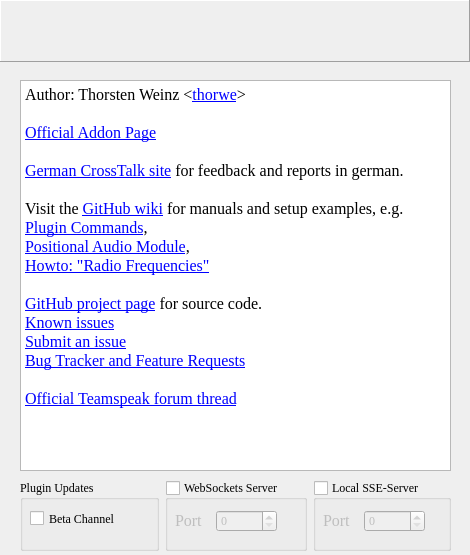
First picture: the form in src/config.ui, repository thorwe/CrossTalk, before the edit.
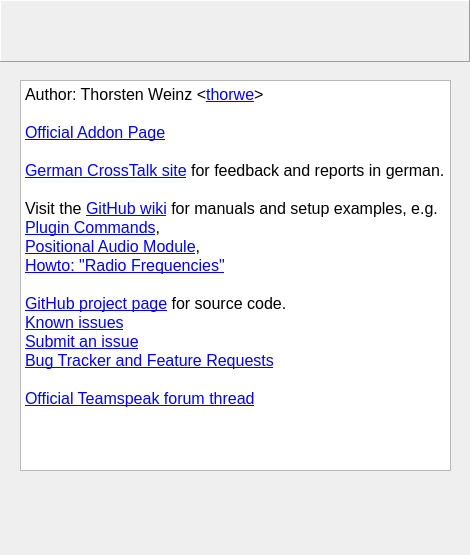
Second picture: the form after the edit. Icons and pictures are not drawn. Custom widgets are drawn as their Qt base class.

What changed in the file:
```diff
--- a/src/config.ui
+++ b/src/config.ui
@@ -16,17 +16,9 @@
     <verstretch>0</verstretch>
    </sizepolicy>
   </property>
-  <property name="font">
-   <font>
-    <family>Times New Roman</family>
-   </font>
-  </property>
   <property name="windowTitle">
    <string notr="true">CrossTalk</string>
   </property>
-  <property name="styleSheet">
-   <string notr="true"/>
-  </property>
   <property name="modal">
    <bool>true</bool>
   </property>
@@ -90,25 +82,25 @@
     <string>&lt;!DOCTYPE HTML PUBLIC &quot;-//W3C//DTD HTML 4.0//EN&quot; &quot;http://www.w3.org/TR/REC-html40/strict.dtd&quot;&gt;
 &lt;html&gt;&lt;head&gt;&lt;meta name=&quot;qrichtext&quot; content=&quot;1&quot; /&gt;&lt;style type=&quot;text/css&quot;&gt;
 p, li { white-space: pre-wrap; }
-&lt;/style&gt;&lt;/head&gt;&lt;body style=&quot; font-family:'Times New Roman'; font-size:8.25pt; font-weight:400; font-style:normal;&quot;&gt;
-&lt;p style=&quot; margin-top:0px; margin-bottom:0px; margin-left:0px; margin-right:0px; -qt-block-indent:0; text-indent:0px;&quot;&gt;&lt;span style=&quot; font-size:12pt;&quot;&gt;Author: Thorsten Weinz &amp;lt;&lt;/span&gt;&lt;a href=&quot;https://github.com/thorwe&quot;&gt;&lt;span style=&quot; font-size:12pt; text-decoration: underline; color:#0000ff;&quot;&gt;thorwe&lt;/span&gt;&lt;/a&gt;&lt;span style=&quot; font-size:12pt;&quot;&gt;&amp;gt;&lt;/span&gt;&lt;/p&gt;
-&lt;p style=&quot;-qt-paragraph-type:empty; margin-top:0px; margin-bottom:0px; margin-left:0px; margin-right:0px; -qt-block-indent:0; text-indent:0px; font-size:12pt;&quot;&gt;&lt;br /&gt;&lt;/p&gt;
-&lt;p style=&quot; margin-top:0px; margin-bottom:0px; margin-left:0px; margin-right:0px; -qt-block-indent:0; text-indent:0px;&quot;&gt;&lt;a href=&quot;http://addons.teamspeak.com/directory/plugins/miscellaneous/CrossTalk.html&quot;&gt;&lt;span style=&quot; font-size:12pt; text-decoration: underline; color:#0000ff;&quot;&gt;Official Addon Page&lt;/span&gt;&lt;/a&gt;&lt;/p&gt;
-&lt;p style=&quot;-qt-paragraph-type:empty; margin-top:0px; margin-bottom:0px; margin-left:0px; margin-right:0px; -qt-block-indent:0; text-indent:0px; font-size:12pt; text-decoration: underline; color:#0000ff;&quot;&gt;&lt;br /&gt;&lt;/p&gt;
-&lt;p style=&quot; margin-top:0px; margin-bottom:0px; margin-left:0px; margin-right:0px; -qt-block-indent:0; text-indent:0px;&quot;&gt;&lt;a href=&quot;http://jianji.de/crosstalk/&quot;&gt;&lt;span style=&quot; font-size:12pt; text-decoration: underline; color:#0000ff;&quot;&gt;German CrossTalk site&lt;/span&gt;&lt;/a&gt;&lt;span style=&quot; font-size:12pt;&quot;&gt; for feedback and reports in german.&lt;/span&gt;&lt;/p&gt;
-&lt;p style=&quot;-qt-paragraph-type:empty; margin-top:0px; margin-bottom:0px; margin-left:0px; margin-right:0px; -qt-block-indent:0; text-indent:0px; font-size:12pt;&quot;&gt;&lt;br /&gt;&lt;/p&gt;
-&lt;p style=&quot; margin-top:0px; margin-bottom:0px; margin-left:0px; margin-right:0px; -qt-block-indent:0; text-indent:0px;&quot;&gt;&lt;span style=&quot; font-size:12pt;&quot;&gt;Visit the &lt;/span&gt;&lt;a href=&quot;https://github.com/thorwe/CrossTalk/wiki&quot;&gt;&lt;span style=&quot; font-size:12pt; text-decoration: underline; color:#0000ff;&quot;&gt;GitHub wiki&lt;/span&gt;&lt;/a&gt;&lt;span style=&quot; font-size:12pt;&quot;&gt; for manuals and setup examples, e.g.&lt;/span&gt;&lt;/p&gt;
-&lt;p style=&quot; margin-top:0px; margin-bottom:0px; margin-left:0px; margin-right:0px; -qt-block-indent:0; text-indent:0px;&quot;&gt;&lt;a href=&quot;https://github.com/thorwe/CrossTalk/wiki/Plugin-Commands&quot;&gt;&lt;span style=&quot; font-size:12pt; text-decoration: underline; color:#0000ff;&quot;&gt;Plugin Commands&lt;/span&gt;&lt;/a&gt;&lt;span style=&quot; font-size:12pt;&quot;&gt;,&lt;/span&gt;&lt;/p&gt;
-&lt;p style=&quot; margin-top:0px; margin-bottom:0px; margin-left:0px; margin-right:0px; -qt-block-indent:0; text-indent:0px;&quot;&gt;&lt;a href=&quot;https://github.com/thorwe/CrossTalk/wiki/Positional-Audio&quot;&gt;&lt;span style=&quot; font-size:12pt; text-decoration: underline; color:#0000ff;&quot;&gt;Positional Audio Module&lt;/span&gt;&lt;/a&gt;&lt;span style=&quot; font-size:12pt;&quot;&gt;,&lt;/span&gt;&lt;/p&gt;
-&lt;p style=&quot; margin-top:0px; margin-bottom:0px; margin-left:0px; margin-right:0px; -qt-block-indent:0; text-indent:0px;&quot;&gt;&lt;a href=&quot;https://github.com/thorwe/CrossTalk/wiki/Howto:-%22Radio-Frequencies%22-with-CrossTalk&quot;&gt;&lt;span style=&quot; font-size:12pt; text-decoration: underline; color:#0000ff;&quot;&gt;Howto: &amp;quot;Radio Frequencies&amp;quot;&lt;/span&gt;&lt;/a&gt;&lt;/p&gt;
-&lt;p style=&quot;-qt-paragraph-type:empty; margin-top:0px; margin-bottom:0px; margin-left:0px; margin-right:0px; -qt-block-indent:0; text-indent:0px; font-size:12pt;&quot;&gt;&lt;br /&gt;&lt;/p&gt;
-&lt;p style=&quot; margin-top:0px; margin-bottom:0px; margin-left:0px; margin-right:0px; -qt-block-indent:0; text-indent:0px;&quot;&gt;&lt;a href=&quot;http://github.com/thorwe/CrossTalk&quot;&gt;&lt;span style=&quot; font-size:12pt; text-decoration: underline; color:#0000ff;&quot;&gt;GitHub project page&lt;/span&gt;&lt;/a&gt;&lt;span style=&quot; font-size:12pt;&quot;&gt; for source code.&lt;/span&gt;&lt;/p&gt;
-&lt;p style=&quot; margin-top:0px; margin-bottom:0px; margin-left:0px; margin-right:0px; -qt-block-indent:0; text-indent:0px;&quot;&gt;&lt;a href=&quot;https://github.com/thorwe/CrossTalk/wiki/Troubleshoot&quot;&gt;&lt;span style=&quot; font-size:12pt; text-decoration: underline; color:#0000ff;&quot;&gt;Known issues&lt;/span&gt;&lt;/a&gt;&lt;/p&gt;
-&lt;p style=&quot; margin-top:0px; margin-bottom:0px; margin-left:0px; margin-right:0px; -qt-block-indent:0; text-indent:0px;&quot;&gt;&lt;a href=&quot;https://github.com/thorwe/CrossTalk/issues/new&quot;&gt;&lt;span style=&quot; font-size:12pt; text-decoration: underline; color:#0000ff;&quot;&gt;Submit an issue&lt;/span&gt;&lt;/a&gt;&lt;/p&gt;
-&lt;p style=&quot; margin-top:0px; margin-bottom:0px; margin-left:0px; margin-right:0px; -qt-block-indent:0; text-indent:0px;&quot;&gt;&lt;a href=&quot;https://github.com/thorwe/CrossTalk/issues?state=open&quot;&gt;&lt;span style=&quot; font-size:12pt; text-decoration: underline; color:#0000ff;&quot;&gt;Bug Tracker and Feature Requests&lt;/span&gt;&lt;/a&gt;&lt;/p&gt;
-&lt;p style=&quot;-qt-paragraph-type:empty; margin-top:0px; margin-bottom:0px; margin-left:0px; margin-right:0px; -qt-block-indent:0; text-indent:0px; font-size:12pt;&quot;&gt;&lt;br /&gt;&lt;/p&gt;
-&lt;p style=&quot; margin-top:0px; margin-bottom:0px; margin-left:0px; margin-right:0px; -qt-block-indent:0; text-indent:0px;&quot;&gt;&lt;a href=&quot;http://forum.teamspeak.com/showthread.php/81565-RELEASE-CrossTalk&quot;&gt;&lt;span style=&quot; font-size:12pt; text-decoration: underline; color:#0000ff;&quot;&gt;Official Teamspeak forum thread&lt;/span&gt;&lt;/a&gt;&lt;/p&gt;
-&lt;p style=&quot;-qt-paragraph-type:empty; margin-top:0px; margin-bottom:0px; margin-left:0px; margin-right:0px; -qt-block-indent:0; text-indent:0px; font-size:12pt;&quot;&gt;&lt;br /&gt;&lt;/p&gt;&lt;/body&gt;&lt;/html&gt;</string>
+&lt;/style&gt;&lt;/head&gt;&lt;body style=&quot; font-family:'MS Shell Dlg 2'; font-size:8.25pt; font-weight:400; font-style:normal;&quot;&gt;
+&lt;p style=&quot; margin-top:0px; margin-bottom:0px; margin-left:0px; margin-right:0px; -qt-block-indent:0; text-indent:0px;&quot;&gt;&lt;span style=&quot; font-family:'Times New Roman'; font-size:12pt;&quot;&gt;Author: Thorsten Weinz &amp;lt;&lt;/span&gt;&lt;a href=&quot;https://github.com/thorwe&quot;&gt;&lt;span style=&quot; font-family:'Times New Roman'; font-size:12pt; text-decoration: underline; color:#0000ff;&quot;&gt;thorwe&lt;/span&gt;&lt;/a&gt;&lt;span style=&quot; font-family:'Times New Roman'; font-size:12pt;&quot;&gt;&amp;gt;&lt;/span&gt;&lt;/p&gt;
+&lt;p style=&quot;-qt-paragraph-type:empty; margin-top:0px; margin-bottom:0px; margin-left:0px; margin-right:0px; -qt-block-indent:0; text-indent:0px; font-family:'Times New Roman'; font-size:12pt;&quot;&gt;&lt;br /&gt;&lt;/p&gt;
+&lt;p style=&quot; margin-top:0px; margin-bottom:0px; margin-left:0px; margin-right:0px; -qt-block-indent:0; text-indent:0px;&quot;&gt;&lt;a href=&quot;http://addons.teamspeak.com/directory/plugins/miscellaneous/CrossTalk.html&quot;&gt;&lt;span style=&quot; font-family:'Times New Roman'; font-size:12pt; text-decoration: underline; color:#0000ff;&quot;&gt;Official Addon Page&lt;/span&gt;&lt;/a&gt;&lt;/p&gt;
+&lt;p style=&quot;-qt-paragraph-type:empty; margin-top:0px; margin-bottom:0px; margin-left:0px; margin-right:0px; -qt-block-indent:0; text-indent:0px; font-family:'Times New Roman'; font-size:12pt; text-decoration: underline; color:#0000ff;&quot;&gt;&lt;br /&gt;&lt;/p&gt;
+&lt;p style=&quot; margin-top:0px; margin-bottom:0px; margin-left:0px; margin-right:0px; -qt-block-indent:0; text-indent:0px;&quot;&gt;&lt;a href=&quot;http://jianji.de/crosstalk/&quot;&gt;&lt;span style=&quot; font-family:'Times New Roman'; font-size:12pt; text-decoration: underline; color:#0000ff;&quot;&gt;German CrossTalk site&lt;/span&gt;&lt;/a&gt;&lt;span style=&quot; font-family:'Times New Roman'; font-size:12pt;&quot;&gt; for feedback and reports in german.&lt;/span&gt;&lt;/p&gt;
+&lt;p style=&quot;-qt-paragraph-type:empty; margin-top:0px; margin-bottom:0px; margin-left:0px; margin-right:0px; -qt-block-indent:0; text-indent:0px; font-family:'Times New Roman'; font-size:12pt;&quot;&gt;&lt;br /&gt;&lt;/p&gt;
+&lt;p style=&quot; margin-top:0px; margin-bottom:0px; margin-left:0px; margin-right:0px; -qt-block-indent:0; text-indent:0px;&quot;&gt;&lt;span style=&quot; font-family:'Times New Roman'; font-size:12pt;&quot;&gt;Visit the &lt;/span&gt;&lt;a href=&quot;https://github.com/thorwe/CrossTalk/wiki&quot;&gt;&lt;span style=&quot; font-family:'Times New Roman'; font-size:12pt; text-decoration: underline; color:#0000ff;&quot;&gt;GitHub wiki&lt;/span&gt;&lt;/a&gt;&lt;span style=&quot; font-family:'Times New Roman'; font-size:12pt;&quot;&gt; for manuals and setup examples, e.g.&lt;/span&gt;&lt;/p&gt;
+&lt;p style=&quot; margin-top:0px; margin-bottom:0px; margin-left:0px; margin-right:0px; -qt-block-indent:0; text-indent:0px;&quot;&gt;&lt;a href=&quot;https://github.com/thorwe/CrossTalk/wiki/Plugin-Commands&quot;&gt;&lt;span style=&quot; font-family:'Times New Roman'; font-size:12pt; text-decoration: underline; color:#0000ff;&quot;&gt;Plugin Commands&lt;/span&gt;&lt;/a&gt;&lt;span style=&quot; font-family:'Times New Roman'; font-size:12pt;&quot;&gt;,&lt;/span&gt;&lt;/p&gt;
+&lt;p style=&quot; margin-top:0px; margin-bottom:0px; margin-left:0px; margin-right:0px; -qt-block-indent:0; text-indent:0px;&quot;&gt;&lt;a href=&quot;https://github.com/thorwe/CrossTalk/wiki/Positional-Audio&quot;&gt;&lt;span style=&quot; font-family:'Times New Roman'; font-size:12pt; text-decoration: underline; color:#0000ff;&quot;&gt;Positional Audio Module&lt;/span&gt;&lt;/a&gt;&lt;span style=&quot; font-family:'Times New Roman'; font-size:12pt;&quot;&gt;,&lt;/span&gt;&lt;/p&gt;
+&lt;p style=&quot; margin-top:0px; margin-bottom:0px; margin-left:0px; margin-right:0px; -qt-block-indent:0; text-indent:0px;&quot;&gt;&lt;a href=&quot;https://github.com/thorwe/CrossTalk/wiki/Howto:-%22Radio-Frequencies%22-with-CrossTalk&quot;&gt;&lt;span style=&quot; font-family:'Times New Roman'; font-size:12pt; text-decoration: underline; color:#0000ff;&quot;&gt;Howto: &amp;quot;Radio Frequencies&amp;quot;&lt;/span&gt;&lt;/a&gt;&lt;/p&gt;
+&lt;p style=&quot;-qt-paragraph-type:empty; margin-top:0px; margin-bottom:0px; margin-left:0px; margin-right:0px; -qt-block-indent:0; text-indent:0px; font-family:'Times New Roman'; font-size:12pt;&quot;&gt;&lt;br /&gt;&lt;/p&gt;
+&lt;p style=&quot; margin-top:0px; margin-bottom:0px; margin-left:0px; margin-right:0px; -qt-block-indent:0; text-indent:0px;&quot;&gt;&lt;a href=&quot;http://github.com/thorwe/CrossTalk&quot;&gt;&lt;span style=&quot; font-family:'Times New Roman'; font-size:12pt; text-decoration: underline; color:#0000ff;&quot;&gt;GitHub project page&lt;/span&gt;&lt;/a&gt;&lt;span style=&quot; font-family:'Times New Roman'; font-size:12pt;&quot;&gt; for source code.&lt;/span&gt;&lt;/p&gt;
+&lt;p style=&quot; margin-top:0px; margin-bottom:0px; margin-left:0px; margin-right:0px; -qt-block-indent:0; text-indent:0px;&quot;&gt;&lt;a href=&quot;https://github.com/thorwe/CrossTalk/wiki/Troubleshoot&quot;&gt;&lt;span style=&quot; font-family:'Times New Roman'; font-size:12pt; text-decoration: underline; color:#0000ff;&quot;&gt;Known issues&lt;/span&gt;&lt;/a&gt;&lt;/p&gt;
+&lt;p style=&quot; margin-top:0px; margin-bottom:0px; margin-left:0px; margin-right:0px; -qt-block-indent:0; text-indent:0px;&quot;&gt;&lt;a href=&quot;https://github.com/thorwe/CrossTalk/issues/new&quot;&gt;&lt;span style=&quot; font-family:'Times New Roman'; font-size:12pt; text-decoration: underline; color:#0000ff;&quot;&gt;Submit an issue&lt;/span&gt;&lt;/a&gt;&lt;/p&gt;
+&lt;p style=&quot; margin-top:0px; margin-bottom:0px; margin-left:0px; margin-right:0px; -qt-block-indent:0; text-indent:0px;&quot;&gt;&lt;a href=&quot;https://github.com/thorwe/CrossTalk/issues?state=open&quot;&gt;&lt;span style=&quot; font-family:'Times New Roman'; font-size:12pt; text-decoration: underline; color:#0000ff;&quot;&gt;Bug Tracker and Feature Requests&lt;/span&gt;&lt;/a&gt;&lt;/p&gt;
+&lt;p style=&quot;-qt-paragraph-type:empty; margin-top:0px; margin-bottom:0px; margin-left:0px; margin-right:0px; -qt-block-indent:0; text-indent:0px; font-family:'Times New Roman'; font-size:12pt;&quot;&gt;&lt;br /&gt;&lt;/p&gt;
+&lt;p style=&quot; margin-top:0px; margin-bottom:0px; margin-left:0px; margin-right:0px; -qt-block-indent:0; text-indent:0px;&quot;&gt;&lt;a href=&quot;http://forum.teamspeak.com/showthread.php/81565-RELEASE-CrossTalk&quot;&gt;&lt;span style=&quot; font-family:'Times New Roman'; font-size:12pt; text-decoration: underline; color:#0000ff;&quot;&gt;Official Teamspeak forum thread&lt;/span&gt;&lt;/a&gt;&lt;/p&gt;
+&lt;p style=&quot;-qt-paragraph-type:empty; margin-top:0px; margin-bottom:0px; margin-left:0px; margin-right:0px; -qt-block-indent:0; text-indent:0px; font-family:'Times New Roman'; font-size:12pt;&quot;&gt;&lt;br /&gt;&lt;/p&gt;&lt;/body&gt;&lt;/html&gt;</string>
    </property>
    <property name="openExternalLinks">
     <bool>true</bool>
@@ -118,130 +110,12 @@
    <property name="geometry">
     <rect>
      <x>20</x>
-     <y>480</y>
+     <y>479</y>
      <width>431</width>
      <height>71</height>
     </rect>
    </property>
-   <layout class="QHBoxLayout" name="horizontalLayout_2">
-    <item>
-     <widget class="QGroupBox" name="groupBox_Updates">
-      <property name="title">
-       <string>Plugin Updates</string>
-      </property>
-      <widget class="QCheckBox" name="betaChannelcheckBox">
-       <property name="geometry">
-        <rect>
-         <x>10</x>
-         <y>30</y>
-         <width>101</width>
-         <height>17</height>
-        </rect>
-       </property>
-       <property name="text">
-        <string>Beta Channel</string>
-       </property>
-      </widget>
-     </widget>
-    </item>
-    <item>
-     <widget class="QGroupBox" name="groupBox_WsServer">
-      <property name="title">
-       <string>WebSockets Server</string>
-      </property>
-      <property name="checkable">
-       <bool>true</bool>
-      </property>
-      <property name="checked">
-       <bool>false</bool>
-      </property>
-      <widget class="QSpinBox" name="spinBox_WsServer">
-       <property name="geometry">
-        <rect>
-         <x>51</x>
-         <y>30</y>
-         <width>61</width>
-         <height>22</height>
-        </rect>
-       </property>
-       <property name="maximum">
-        <number>65535</number>
-       </property>
-       <property name="value">
-        <number>0</number>
-       </property>
-      </widget>
-      <widget class="QLabel" name="label_WsServer">
-       <property name="geometry">
-        <rect>
-         <x>10</x>
-         <y>30</y>
-         <width>41</width>
-         <height>20</height>
-        </rect>
-       </property>
-       <property name="font">
-        <font>
-         <pointsize>12</pointsize>
-        </font>
-       </property>
-       <property name="text">
-        <string>Port</string>
-       </property>
-      </widget>
-     </widget>
-    </item>
-    <item>
-     <widget class="QGroupBox" name="groupBox_Server">
-      <property name="title">
-       <string>Local SSE-Server</string>
-      </property>
-      <property name="checkable">
-       <bool>true</bool>
-      </property>
-      <property name="checked">
-       <bool>false</bool>
-      </property>
-      <widget class="QSpinBox" name="spinBox_Server">
-       <property name="geometry">
-        <rect>
-         <x>51</x>
-         <y>30</y>
-         <width>61</width>
-         <height>22</height>
-        </rect>
-       </property>
-       <property name="maximum">
-        <number>65535</number>
-       </property>
-       <property name="value">
-        <number>0</number>
-       </property>
-      </widget>
-      <widget class="QLabel" name="label_Server">
-       <property name="geometry">
-        <rect>
-         <x>10</x>
-         <y>30</y>
-         <width>41</width>
-         <height>20</height>
-        </rect>
-       </property>
-       <property name="font">
-        <font>
-         <pointsize>12</pointsize>
-        </font>
-       </property>
-       <property name="text">
-        <string>Port</string>
-       </property>
-      </widget>
-      <zorder>spinBox_Server</zorder>
-      <zorder>label_Server</zorder>
-      <zorder>horizontalLayoutWidget</zorder>
-     </widget>
-    </item>
-   </layout>
+   <layout class="QHBoxLayout" name="horizontalLayout_Settings"/>
   </widget>
   <zorder>aboutText</zorder>
   <zorder>banner_jianji</zorder>
```
Left out of the diff: 3 changed lines with no effect on the pictures.
